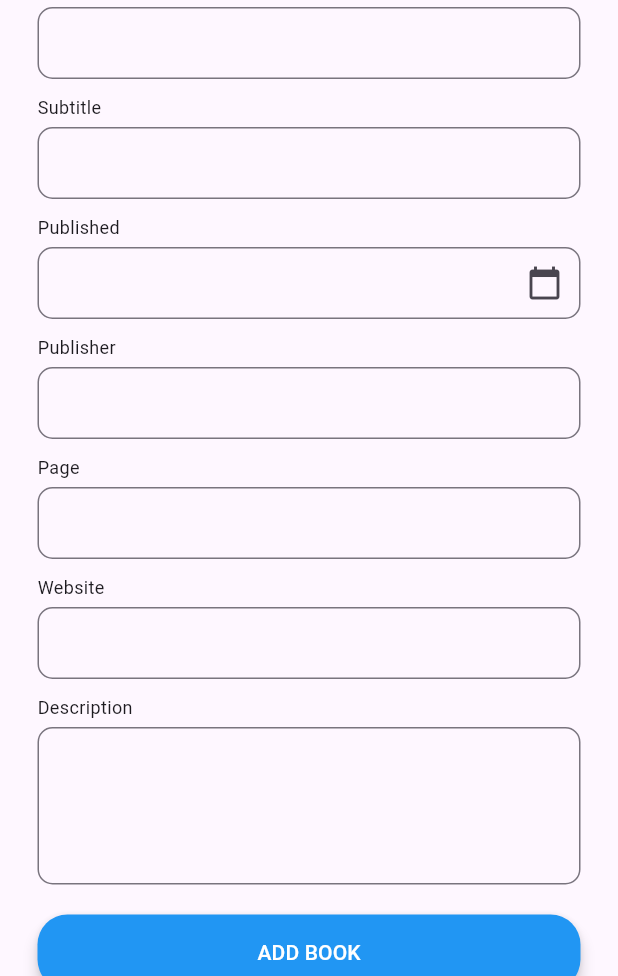
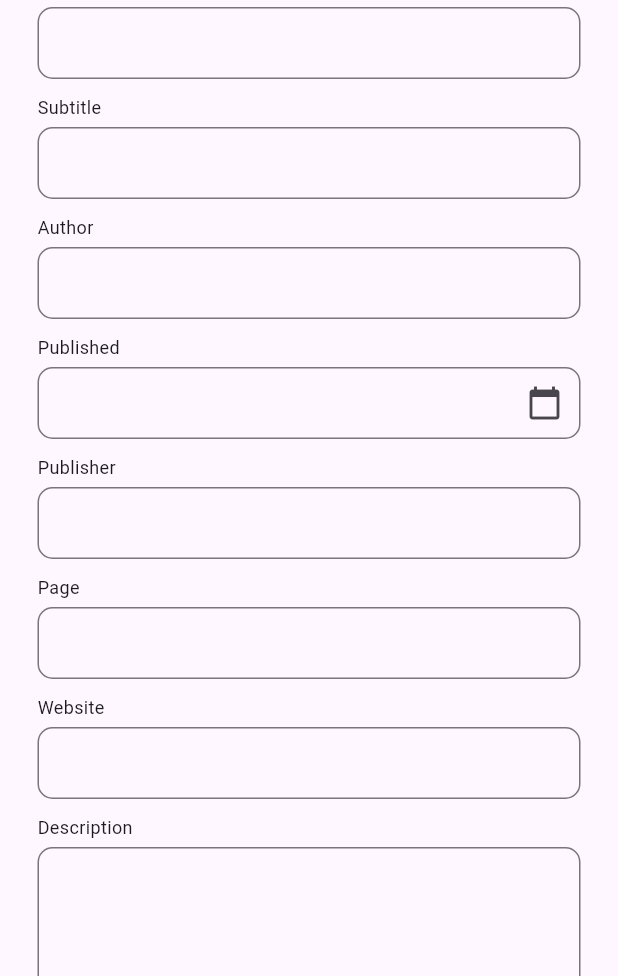
Before and after one commit to Galuhdap/solusi_book_app, a Flutter app: the MyBookView screen opened by its route, after a tap on the "add circle outline" icon, on a phone screen of 412 x 824 dp, the part 260-1236 px from its top. Run offline on Flutter 3.47's test engine with Material 3 defaults, Android fonts, the phone set to English and light mode, and no system bars; our stand-ins replace dio, get, get_storage, persistent_bottom_nav_bar, rflutter_alert; accounts and stored records are empty; network calls fail.

Commit message:
update
responsiv

```diff
--- a/lib/app/modules/my_book/controllers/my_book_controller.dart
+++ b/lib/app/modules/my_book/controllers/my_book_controller.dart
@@ -1,14 +1,10 @@
-import 'dart:convert';
-
 import 'package:flutter/material.dart';
 import 'package:get/get.dart';
 import 'package:get_storage/get_storage.dart';
 import 'package:intl/intl.dart';
-import 'package:sol_book/app/routes/app_pages.dart';
 
 import '../../../data/models/book_model.dart';
 import '../../../data/service/api_service.dart';
-import '../views/my_book_view.dart';
 
 class MyBookController extends GetxController {
   //TODO: Implement MyBookController
@@ -16,6 +12,7 @@ class MyBookController extends GetxController {
   TextEditingController isbn = TextEditingController();
   TextEditingController title = TextEditingController();
   TextEditingController subtitle = TextEditingController();
+  TextEditingController author = TextEditingController();
   TextEditingController published = TextEditingController();
   TextEditingController publisher = TextEditingController();
   TextEditingController page = TextEditingController();
@@ -28,6 +25,15 @@ class MyBookController extends GetxController {
   void onInit() {
     super.onInit();
     fetchData();
+    isbn = TextEditingController(text: '');
+    title = TextEditingController(text: '');
+    subtitle = TextEditingController(text: '');
+    author = TextEditingController(text: '');
+    published = TextEditingController(text: '');
+    publisher = TextEditingController(text: '');
+    page = TextEditingController(text: '');
+    description = TextEditingController(text: '');
+    website = TextEditingController(text: '');
   }
 
   Rxn<DateTime> date = Rxn<DateTime>();
@@ -109,7 +115,6 @@ class MyBookController extends GetxController {
 
       await fetchData();
 
-      // Get.offAll(MyBookView());
       Get.back();
     } catch (e) {
       print(e);
@@ -179,22 +184,14 @@ class MyBookController extends GetxController {
   @override
   void onClose() {
     // TODO: implement onClose
-    // isbn.clear();
-    // title.clear();
-    // subtitle.clear();
-    // published.clear();
-    // publisher.clear();
-    // page.clear();
-    // description.clear();
-    // website.clear();
-    isbn.dispose();
-    title.dispose();
-    subtitle.dispose();
-    published.dispose();
-    publisher.dispose();
-    page.dispose();
-    description.dispose();
-    website.dispose();
+    // isbn.dispose();
+    // title.dispose();
+    // subtitle.dispose();
+    // published.dispose();
+    // publisher.dispose();
+    // page.dispose();
+    // description.dispose();
+    // website.dispose();
     super.onClose();
   }
 }
--- a/lib/app/modules/my_book/views/add_book_view.dart
+++ b/lib/app/modules/my_book/views/add_book_view.dart
@@ -47,6 +47,12 @@ class AddBookView extends GetView {
                 contentPadding: EdgeInsets.only(left: 13),
               ),
               FieldAddDataWidget(
+                title: "Author",
+                textController: bookController.author,
+                typeInput: TextInputType.text,
+                contentPadding: EdgeInsets.only(left: 13),
+              ),
+              FieldAddDataWidget(
                 title: "Published",
                 textController: bookController.published,
                 sufixIcon: Icons.calendar_today,
@@ -81,16 +87,15 @@ class AddBookView extends GetView {
                 maxLine: 4,
                 contentPadding: EdgeInsets.only(left: 13, top: 13),
               ),
-              SizedBox(
-                height: 10,
-              ),
-              ElevatedButton(
+              Padding(
+                padding: const EdgeInsets.only(top: 10, bottom: 20),
+                child: ElevatedButton(
                   onPressed: () async {
                     await bookController.postBook(
                         isbn: bookController.isbn.text,
                         title: bookController.title.text,
                         subtitle: bookController.subtitle.text,
-                      author: "jiko",
+                        author: bookController.author.text,
                         published: bookController.date.toString(),
                         publisher: bookController.publisher.text,
                         page: bookController.page.text,
@@ -100,7 +105,7 @@ class AddBookView extends GetView {
                   },
                   style: ElevatedButton.styleFrom(
                       elevation: 4,
-                    backgroundColor: Colors.blue,
+                      backgroundColor: Color(0xff171b36),
                       shape: RoundedRectangleBorder(
                         borderRadius: BorderRadius.circular(20),
                       ),
@@ -114,6 +119,7 @@ class AddBookView extends GetView {
                     ),
                   ),
                 ),
+              ),
             ],
           ),
         ),
--- a/lib/app/modules/my_book/views/edit_book_view.dart
+++ b/lib/app/modules/my_book/views/edit_book_view.dart
@@ -31,6 +31,8 @@ class EditBookView extends GetView {
             TextEditingController(text: editBook.title);
         TextEditingController _subtitle =
             TextEditingController(text: editBook.subtitle);
+        TextEditingController _author =
+            TextEditingController(text: editBook.author);
         TextEditingController _published = TextEditingController(
           text: DateFormat('EEEE, dd MMMM yyyy', 'id_ID')
               .format(DateTime.parse(editBook.published.toString())),
@@ -64,6 +66,12 @@ class EditBookView extends GetView {
                 FieldAddDataWidget(
                   title: "Subtitle",
                   textController: _subtitle,
+                  typeInput: TextInputType.text,
+                  contentPadding: EdgeInsets.only(left: 13),
+                ),
+                FieldAddDataWidget(
+                  title: "Author",
+                  textController: _author,
                   typeInput: TextInputType.text,
                   contentPadding: EdgeInsets.only(left: 13),
                 ),
@@ -114,17 +122,16 @@ class EditBookView extends GetView {
                   maxLine: 4,
                   contentPadding: EdgeInsets.only(left: 13, top: 13),
                 ),
-                SizedBox(
-                  height: 10,
-                ),
-                ElevatedButton(
+                Padding(
+                  padding: const EdgeInsets.only(top: 10, bottom: 20),
+                  child: ElevatedButton(
                     onPressed: () async {
                       await bookController.editBook(
                         book_id: editBook.id.toString(),
                         isbn: _isbn.text,
                         title: _title.text,
                         subtitle: _subtitle.text,
-                      author: "jiko",
+                        author: _author.text,
                         published: editBook.published.toString(),
                         publisher: _publisher.text,
                         page: _page.text,
@@ -135,16 +142,17 @@ class EditBookView extends GetView {
                     },
                     style: ElevatedButton.styleFrom(
                         elevation: 4,
-                      backgroundColor: Colors.blue,
+                        backgroundColor: Color(0xff171b36),
                         shape: RoundedRectangleBorder(
                           borderRadius: BorderRadius.circular(20),
                         ),
                         minimumSize: Size(0, 50)),
                     child: Center(
                       child: Text(
-                      'ADD BOOK',
+                        'EDIT BOOK',
                         style: TextStyle(
                           color: Colors.white,
+                        ),
                       ),
                     ),
                   ),
--- a/lib/app/modules/my_book/views/my_book_view.dart
+++ b/lib/app/modules/my_book/views/my_book_view.dart
@@ -1,5 +1,4 @@
 import 'package:flutter/material.dart';
-import 'package:flutter/services.dart';
 
 import 'package:get/get.dart';
 import 'package:intl/intl.dart';
@@ -115,7 +114,7 @@ class MyBookView extends GetView<MyBookController> {
                           },
                           child: Container(
                             width: size.width / 10,
-                            height: size.height / 25,
+                            height: size.height / 26,
                             decoration: BoxDecoration(
                               borderRadius: BorderRadius.circular(5),
                             ),
```
Also changed, not shown: lib/app/modules/home/views/home_view.dart (+3 -18 lines), lib/app/modules/login/controllers/login_controller.dart (+4 -4 lines), lib/app/modules/register/controllers/register_controller.dart (+8 -8 lines). Lines whose indentation alone changed are shown as unchanged.
